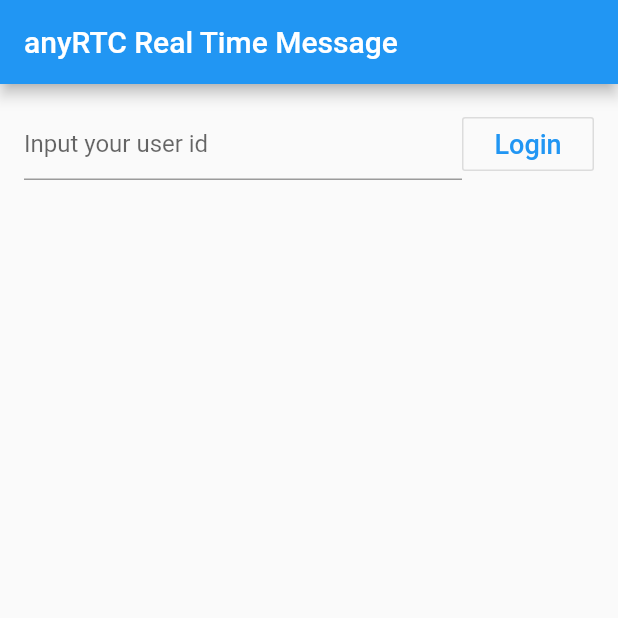
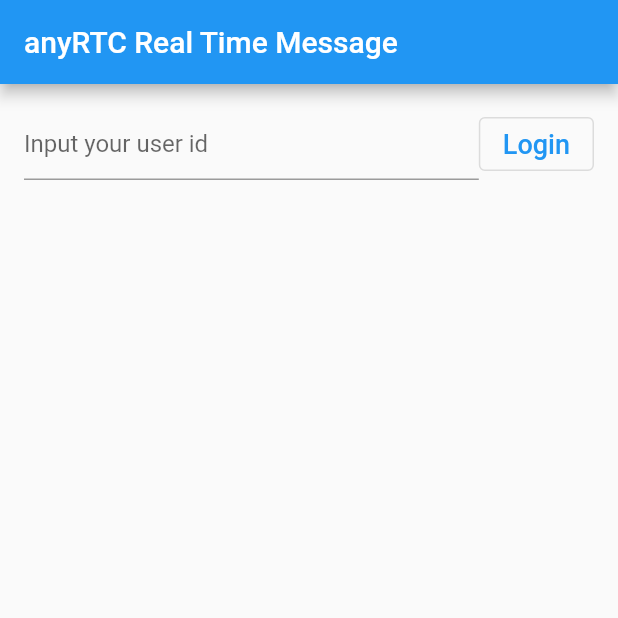
Before and after one commit to anyRTC/Flutter-RTM, a Flutter app: the screen it shows after launch, on a phone screen of 412 x 824 dp, the top half of it. Run offline on Flutter 3.47's test engine with Material 2 defaults, Android fonts, the phone set to English and light mode, and no system bars.

Commit message:
update flutter sdk

```diff
--- a/example/lib/main.dart
+++ b/example/lib/main.dart
@@ -110,7 +110,7 @@ class _MyAppState extends State<MyApp> {
               child: new TextField(
                   controller: _userNameController,
                   decoration: InputDecoration(hintText: 'Input your user id'))),
-      new OutlineButton(
+      new OutlinedButton(
         child: Text(_isLogin ? 'Logout' : 'Login', style: textStyle),
         onPressed: _toggleLogin,
       )
@@ -126,7 +126,7 @@ class _MyAppState extends State<MyApp> {
           child: new TextField(
               controller: _peerUserIdController,
               decoration: InputDecoration(hintText: 'Input peer user id'))),
-      new OutlineButton(
+      new OutlinedButton(
         child: Text('Query Online', style: textStyle),
         onPressed: _toggleQuery,
       )
@@ -146,7 +146,7 @@ class _MyAppState extends State<MyApp> {
           child: new TextField(
               controller: _subUserIdController,
               decoration: InputDecoration(hintText: 'Input subscribe peerId'))),
-      new OutlineButton(
+      new OutlinedButton(
         child: Text(_isSubsribe ? 'UnSubscribe' : 'Subscribe',
             style: textStyle),
         onPressed: _toggleSubscribe,
@@ -163,7 +163,7 @@ class _MyAppState extends State<MyApp> {
           child: new TextField(
               controller: _peerMessageController,
               decoration: InputDecoration(hintText: 'Input peer message'))),
-      new OutlineButton(
+      new OutlinedButton(
         child: Text('Send to Peer', style: textStyle),
         onPressed: _toggleSendPeerMessage,
       )
@@ -183,7 +183,7 @@ class _MyAppState extends State<MyApp> {
               child: new TextField(
                   controller: _channelNameController,
                   decoration: InputDecoration(hintText: 'Input channel id'))),
-      new OutlineButton(
+      new OutlinedButton(
         child: Text(_isInChannel ? 'Leave Channel' : 'Join Channel',
             style: textStyle),
         onPressed: _toggleJoinChannel,
@@ -200,7 +200,7 @@ class _MyAppState extends State<MyApp> {
           child: new TextField(
               controller: _channelMessageController,
               decoration: InputDecoration(hintText: 'Input channel message'))),
-      new OutlineButton(
+      new OutlinedButton(
         child: Text('Send to Channel', style: textStyle),
         onPressed: _toggleSendChannelMessage,
       )
@@ -212,7 +212,7 @@ class _MyAppState extends State<MyApp> {
       return Container();
     }
     return Row(children: <Widget>[
-      new OutlineButton(
+      new OutlinedButton(
         child: Text('Get Members in Channel', style: textStyle),
         onPressed: _toggleGetMembers,
       )
--- a/lib/src/ar_rtm_plugin.dart
+++ b/lib/src/ar_rtm_plugin.dart
@@ -3,19 +3,19 @@ import 'package:flutter/services.dart';
 mixin ArRtmPlugin {
   static const MethodChannel _methodChannel = const MethodChannel("org.ar.rtm");
 
-  static Future<dynamic> _sendMethodMessage(String call, String method, Map arguments) {
+  static Future<dynamic> _sendMethodMessage(String call, String method, Map? arguments) {
     return _methodChannel.invokeMethod(method, {"call": call, "params": arguments});
   }
 
-  static Future<dynamic> callMethodForStatic(String name, Map arguments) {
+  static Future<dynamic> callMethodForStatic(String name, Map? arguments) {
     return _sendMethodMessage("static", name, arguments);
   }
 
-  static Future<dynamic> callMethodForClient(String name, Map arguments) {
+  static Future<dynamic> callMethodForClient(String name, Map? arguments) {
     return _sendMethodMessage("ARRtmClient", name, arguments);
   }
 
-  static Future<dynamic> callMethodForChannel(String name, Map arguments) {
+  static Future<dynamic> callMethodForChannel(String name, Map? arguments) {
     return _sendMethodMessage("ARRtmChannel", name, arguments);
   }
 }
--- a/lib/src/utils.dart
+++ b/lib/src/utils.dart
@@ -5,7 +5,8 @@ class ARRtmMessage {
 
   ARRtmMessage(this.text, this.ts, this.offline);
 
-  ARRtmMessage.fromText(String text) : text = text;
+  ARRtmMessage.fromText(String text, {this.ts = 0, this.offline = false})
+      : text = text;
 
   ARRtmMessage.fromJson(Map<dynamic, dynamic> json)
       : text = json['text'],
@@ -47,7 +48,7 @@ class ARRtmChannelAttribute {
   String userId;
   int updateTs;
 
-  ARRtmChannelAttribute(this.key, this.value, {this.userId, this.updateTs});
+  ARRtmChannelAttribute(this.key, this.value, {this.userId="", this.updateTs=0});
 
   ARRtmChannelAttribute.fromJson(Map<dynamic, dynamic> json)
       : key = json['key'],
--- a/pubspec.yaml
+++ b/pubspec.yaml
@@ -5,8 +5,8 @@ homepage: https://www.anyrtc.io
 repository: https://github.com/anyRTC/Flutter-RTM
 
 environment:
-  sdk: ">=2.7.0 <3.0.0"
-  flutter: ">=1.12.13+hotfix.6"
+  sdk: '>=2.12.0 <3.0.0'
+  flutter: '>=2.0.0'
 
 dependencies:
   flutter:
```
Also changed, not shown: lib/src/ar_rtm_channel.dart (+18 -18 lines), lib/src/ar_rtm_client.dart (+37 -37 lines), example/pubspec.lock, pubspec.lock, 11 other files.
